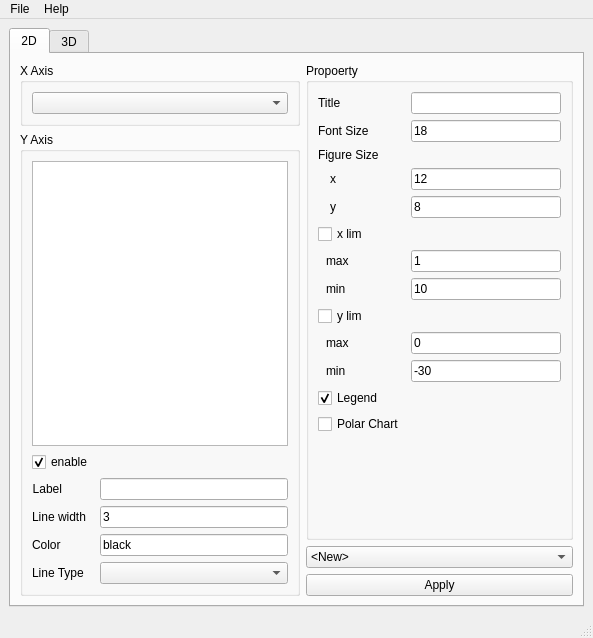
Qt form ui/setting_window.ui (yn4k4nishi/aemwel_viewer) before a commit.
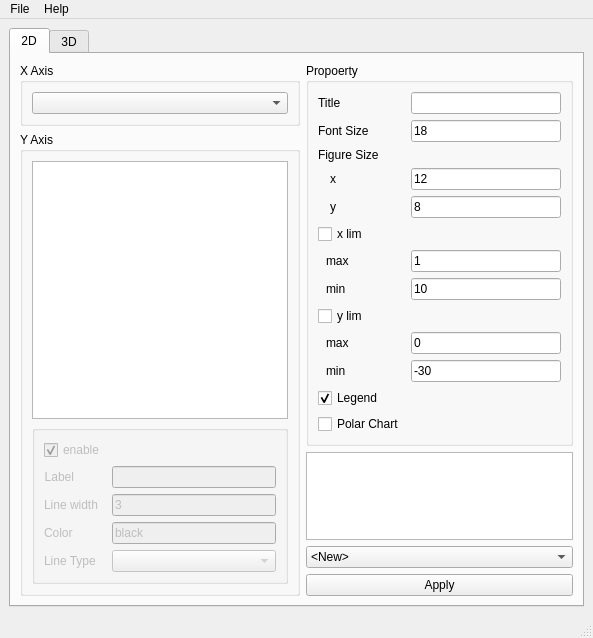
The same form after that commit.

```diff
--- a/ui/setting_window.ui
+++ b/ui/setting_window.ui
@@ -73,35 +73,31 @@
                 </widget>
                </item>
                <item>
+                <widget class="QGroupBox" name="groupBox_4">
+                 <property name="enabled">
+                  <bool>false</bool>
+                 </property>
+                 <property name="title">
+                  <string/>
+                 </property>
+                 <layout class="QVBoxLayout" name="verticalLayout_7">
+                  <item>
                 <layout class="QFormLayout" name="formLayout">
-                 <item row="2" column="0">
+                    <item row="3" column="0">
                   <widget class="QLabel" name="label_2">
                    <property name="text">
                     <string>Line width</string>
                    </property>
                   </widget>
                  </item>
-                 <item row="3" column="0">
+                    <item row="4" column="0">
                   <widget class="QLabel" name="label_3">
                    <property name="text">
                     <string>Color</string>
                    </property>
                   </widget>
                  </item>
-                 <item row="0" column="0">
-                  <widget class="QCheckBox" name="checkBox">
-                   <property name="text">
-                    <string>enable</string>
-                   </property>
-                   <property name="checked">
-                    <bool>true</bool>
-                   </property>
-                   <property name="tristate">
-                    <bool>false</bool>
-                   </property>
-                  </widget>
-                 </item>
-                 <item row="1" column="0">
+                    <item row="2" column="0">
                   <widget class="QLabel" name="label">
                    <property name="sizePolicy">
                     <sizepolicy hsizetype="Preferred" vsizetype="Preferred">
@@ -117,34 +113,50 @@
                    </property>
                   </widget>
                  </item>
-                 <item row="4" column="0">
+                    <item row="5" column="0">
                   <widget class="QLabel" name="label_4">
                    <property name="text">
                     <string>Line Type</string>
                    </property>
                   </widget>
                  </item>
-                 <item row="1" column="1">
+                    <item row="2" column="1">
                   <widget class="QLineEdit" name="lineEdit"/>
                  </item>
-                 <item row="2" column="1">
+                    <item row="3" column="1">
                   <widget class="QLineEdit" name="lineEdit_2">
                    <property name="text">
                     <string>3</string>
                    </property>
                   </widget>
                  </item>
-                 <item row="3" column="1">
+                    <item row="4" column="1">
                   <widget class="QLineEdit" name="lineEdit_3">
                    <property name="text">
                     <string>black</string>
                    </property>
                   </widget>
                  </item>
-                 <item row="4" column="1">
+                    <item row="5" column="1">
                   <widget class="QComboBox" name="comboBox_2"/>
                  </item>
-                </layout>
+                    <item row="1" column="0">
+                     <widget class="QCheckBox" name="checkBox">
+                      <property name="text">
+                       <string>enable</string>
+                      </property>
+                      <property name="checked">
+                       <bool>true</bool>
+                      </property>
+                      <property name="tristate">
+                       <bool>false</bool>
+                      </property>
+                     </widget>
+                    </item>
+                   </layout>
+                  </item>
+                 </layout>
+                </widget>
                </item>
               </layout>
              </widget>
@@ -329,6 +341,9 @@
               </layout>
              </widget>
             </item>
+            <item>
+             <widget class="QTextBrowser" name="textBrowser_FilePath"/>
+            </item>
             <item>
              <widget class="QComboBox" name="comboBox_3">
               <item>
```
Left out of the diff: 6 changed lines with no effect on the pictures. Lines whose indentation alone changed are shown as unchanged.
